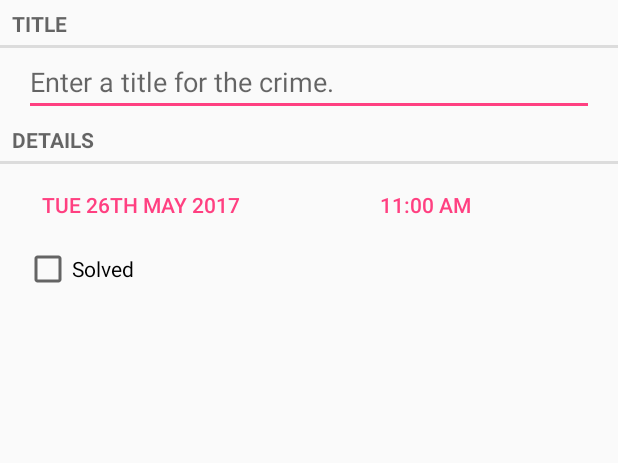
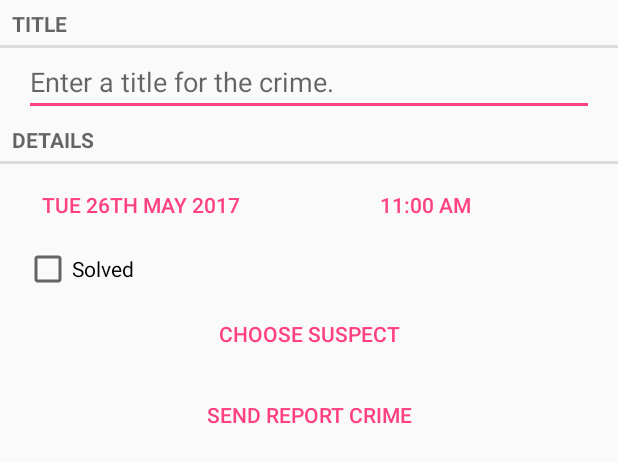
Before and after one commit to rickyrattlesnake/criminalintent, an Android app: the layout fragment_crime.xml on its own in the app's theme, with its tools: preview values and no code run, on a phone screen of 412 x 824 dp. Shown: the top 463 px of the screen. Run offline under Robolectric (Android 15) with nearby library versions, the phone set to English and light mode, and no system bars.

Commit message:
added send report and choose suspect features

```diff
--- a/app/src/main/java/com/rattlesnake/criminalintent/CrimeLab.java
+++ b/app/src/main/java/com/rattlesnake/criminalintent/CrimeLab.java
@@ -59,6 +59,7 @@ public class CrimeLab {
         values.put(CrimeTable.Cols.TITLE, crime.getTitle());
         values.put(CrimeTable.Cols.DATE, crime.getDate().getTime());
         values.put(CrimeTable.Cols.SOLVED, crime.isSolved() ? 1 : 0);
+        values.put(CrimeTable.Cols.SUSPECT, crime.getSuspect());
         return values;
     }
 
--- a/app/src/main/java/com/rattlesnake/criminalintent/database/CrimeBaseHelper.java
+++ b/app/src/main/java/com/rattlesnake/criminalintent/database/CrimeBaseHelper.java
@@ -18,12 +18,13 @@ public class CrimeBaseHelper extends SQLiteOpenHelper {
     @Override
     public void onCreate(SQLiteDatabase db) {
         String execQuery = String.format(
-            "create table %s ( _id integer primary key autoincrement, %s, %s, %s, %s)",
+            "create table %s ( _id integer primary key autoincrement, %s, %s, %s, %s, %s)",
             CrimeTable.NAME,
             CrimeTable.Cols.UUID,
             CrimeTable.Cols.TITLE,
             CrimeTable.Cols.DATE,
-            CrimeTable.Cols.SOLVED
+            CrimeTable.Cols.SOLVED,
+            CrimeTable.Cols.SUSPECT
         );
         db.execSQL(execQuery);
     }
--- a/app/src/main/java/com/rattlesnake/criminalintent/database/CrimeCursorWrapper.java
+++ b/app/src/main/java/com/rattlesnake/criminalintent/database/CrimeCursorWrapper.java
@@ -19,10 +19,12 @@ public class CrimeCursorWrapper extends CursorWrapper {
         String title = getString(getColumnIndex(CrimeTable.Cols.TITLE));
         long date = getLong(getColumnIndex(CrimeTable.Cols.DATE));
         int solved = getInt(getColumnIndex(CrimeTable.Cols.SOLVED));
+        String suspect = getString(getColumnIndex(CrimeTable.Cols.SUSPECT));
 
         return new Crime(uuidString)
             .setDate(new Date(date))
             .setTitle(title)
-            .setSolved(solved != 0);
+            .setSolved(solved != 0)
+            .setSuspect(suspect);
     }
 }
--- a/app/src/main/java/com/rattlesnake/criminalintent/database/CrimeDbSchema.java
+++ b/app/src/main/java/com/rattlesnake/criminalintent/database/CrimeDbSchema.java
@@ -10,6 +10,7 @@ public class CrimeDbSchema {
             public static final String TITLE = "title";
             public static final String DATE = "date";
             public static final String SOLVED = "solved";
+            public static final String SUSPECT = "suspect";
         }
 
     }
--- a/app/src/main/res/layout-land/fragment_crime.xml
+++ b/app/src/main/res/layout-land/fragment_crime.xml
@@ -47,14 +47,43 @@
             android:textAlignment="textStart"
             android:layout_weight="1"
             tools:text="11:00 AM" />
+
+        <CheckBox
+            android:id="@+id/crime_solved"
+            android:layout_width="wrap_content"
+            android:layout_height="wrap_content"
+            android:layout_marginLeft="16dp"
+            android:layout_marginRight="16dp"
+            android:layout_weight="1"
+            android:text="@string/crime_solved_label"
+            />
     </LinearLayout>
 
-    <CheckBox
-        android:id="@+id/crime_solved"
+    <LinearLayout
         android:layout_width="match_parent"
         android:layout_height="wrap_content"
         android:layout_marginLeft="16dp"
         android:layout_marginRight="16dp"
-        android:text="@string/crime_solved_label"
-        />
+        android:orientation="horizontal">
+
+        <Button
+            android:id="@+id/crime_suspect"
+            style="?android:attr/buttonBarButtonStyle"
+            android:layout_width="wrap_content"
+            android:layout_height="wrap_content"
+            android:layout_weight="1"
+            android:text="@string/crime_suspect_text"
+            android:textAlignment="textStart"/>
+
+        <Button
+            android:id="@+id/crime_report"
+            style="?android:attr/buttonBarButtonStyle"
+            android:layout_width="wrap_content"
+            android:layout_height="wrap_content"
+            android:layout_weight="1"
+            android:text="@string/crime_report_text"
+            android:textAlignment="center"/>
+
+    </LinearLayout>
+
 </LinearLayout>
--- a/app/src/main/res/layout/fragment_crime.xml
+++ b/app/src/main/res/layout/fragment_crime.xml
@@ -56,14 +56,29 @@
         android:layout_height="wrap_content"
         android:layout_marginLeft="16dp"
         android:layout_marginRight="16dp"
-        android:orientation="horizontal" >
+        android:orientation="vertical" >
 
         <CheckBox
             android:id="@+id/crime_solved"
-            android:layout_width="0dp"
-            android:layout_height="wrap_content"
+            android:layout_width="match_parent"
+            android:layout_height="0dp"
             android:layout_weight="1"
             android:layout_gravity="start"
             android:text="@string/crime_solved_label" />
+
+        <Button
+            android:id="@+id/crime_suspect"
+            style="?android:attr/buttonBarButtonStyle"
+            android:layout_width="match_parent"
+            android:layout_height="wrap_content"
+            android:text="@string/crime_suspect_text" />
+
+        <Button
+            android:id="@+id/crime_report"
+            style="?android:attr/buttonBarButtonStyle"
+            android:layout_width="match_parent"
+            android:layout_height="wrap_content"
+            android:text="@string/crime_report_text" />
+
     </LinearLayout>
 </LinearLayout>
```
Also changed, not shown: app/src/main/java/com/rattlesnake/criminalintent/Crime.java (+10 -0 lines), app/src/main/java/com/rattlesnake/criminalintent/CrimeFragment.java (+80 -8 lines), app/src/main/res/values/strings.xml (+11 -0 lines).
